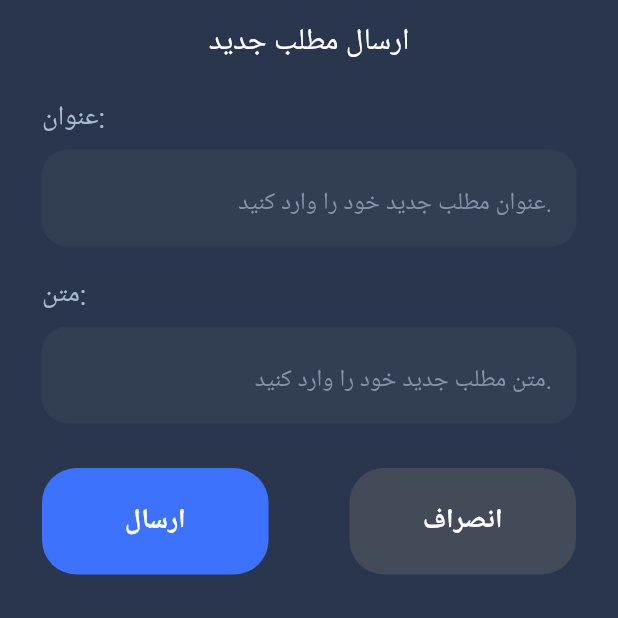
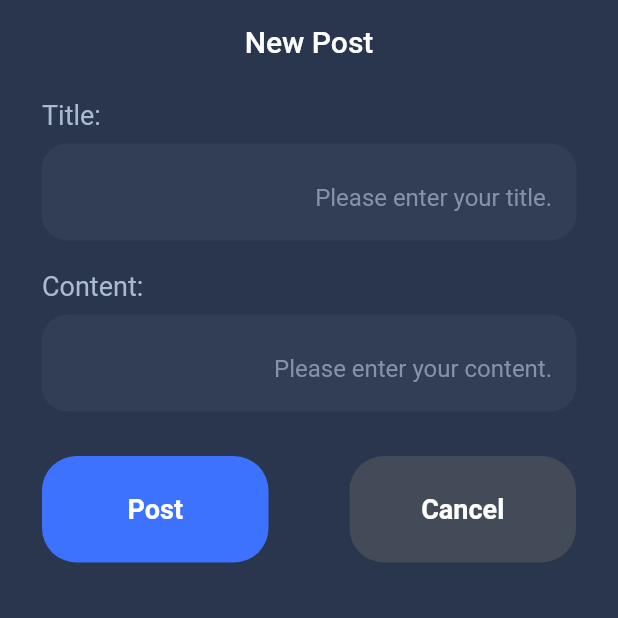
Before and after one commit to majidfathi69/blog, a Flutter app: the NewPost screen opened directly, on a phone screen of 412 x 824 dp, the top half of it. Run offline on Flutter 3.47's test engine with Material 2 defaults, Android fonts, the light colour scheme and no system bars; network calls fail.

Commit message:
Submit comments and posts

```diff
--- /dev/null
+++ b/lib/models/comment.dart
@@ -0,0 +1,33 @@
+import 'package:flutter/material.dart';
+
+@immutable
+class Comment {
+  final int id;
+  final int postId;
+  final String body;
+  final DateTime createdAt;
+  final String user;
+
+  Comment(
+      {@required this.id,
+      @required this.postId,
+      @required this.body,
+      @required this.createdAt,
+      @required this.user});
+
+  @override
+  int get hashCode => id;
+
+  @override
+  bool operator ==(Object other) => other is Comment && other.id == id;
+
+  factory Comment.fromJson(Map<String, dynamic> json) {
+    return Comment(
+      id: int.parse(json['id']),
+      postId: int.parse(json['postId']),
+      body: json['body'],
+      createdAt: DateTime.parse(json['createdAt']),
+      user: json['user'],
+    );
+  }
+}
--- /dev/null
+++ b/lib/models/post.dart
@@ -0,0 +1,124 @@
+import 'dart:convert';
+import 'package:http/http.dart' as http;
+import 'package:flutter/material.dart';
+import 'comment.dart';
+
+class PostsModel extends ChangeNotifier {
+  /// Internal, private state of the cart. Stores the ids of each item.
+  List<Post> _posts = [];
+  Post _post;
+
+  /// The current catalog. Used to construct items from numeric ids.
+  List<Post> get getPosts => _posts;
+  Post get getPost => _post;
+
+  /// The current total price of all items.
+  int get postsCount => _posts.length;
+
+  void addComment(int postId, String user, String body) async {
+    var queryParameters = {'user': user, 'body': body};
+    final response = await http.post(
+      Uri.https('607a9689bd56a60017ba2d1f.mockapi.io',
+          'api/v1/post/$postId/comment', queryParameters),
+    );
+
+    if (response.statusCode == 200) {
+      _post = Post.fromJson(jsonDecode(response.body)[1]);
+      notifyListeners();
+    } else {
+      throw Exception('Failed!');
+    }
+    notifyListeners();
+  }
+
+  void addPost(String title, String content) async {
+    var queryParameters = {'title': title, 'content': content};
+    final response = await http.post(
+      Uri.https('607a9689bd56a60017ba2d1f.mockapi.io', 'api/v1/post',
+          queryParameters),
+    );
+
+    if (response.statusCode == 200) {
+      Comment.fromJson(jsonDecode(response.body));
+      notifyListeners();
+    } else {
+      throw Exception('Failed!');
+    }
+    notifyListeners();
+  }
+
+  void fetchPostById(int id) async {
+    var queryParameters = {'id': id.toString()};
+    final response = await http.get(
+      Uri.https('607a9689bd56a60017ba2d1f.mockapi.io', 'api/v1/post',
+          queryParameters),
+    );
+
+    if (response.statusCode == 200) {
+      _post = Post.fromJson(jsonDecode(response.body));
+      notifyListeners();
+    } else {
+      throw Exception('Failed to load posts');
+    }
+  }
+
+  void fetchPosts() async {
+    var queryParameters = {
+      'page': '1',
+      'limit': '10',
+    };
+    final response = await http.get(
+      Uri.https('607a9689bd56a60017ba2d1f.mockapi.io', 'api/v1/post',
+          queryParameters),
+    );
+
+    if (response.statusCode == 200) {
+      _posts = (jsonDecode(response.body) as List)
+          .map((i) => Post.fromJson(i))
+          .toList();
+      notifyListeners();
+    } else {
+      throw Exception('Failed to load posts');
+    }
+  }
+}
+
+@immutable
+class Post {
+  final int id;
+  final String title;
+  final String content;
+  final DateTime createdAt;
+  final int views;
+  final List<Comment> comments;
+  final bool published;
+
+  Post(
+      {@required this.id,
+      @required this.title,
+      @required this.content,
+      @required this.createdAt,
+      @required this.views,
+      this.comments,
+      @required this.published});
+
+  @override
+  int get hashCode => id;
+
+  @override
+  bool operator ==(Object other) => other is Post && other.id == id;
+
+  factory Post.fromJson(Map<String, dynamic> json) {
+    return Post(
+      id: int.parse(json['id']),
+      title: json['title'],
+      content: json['content'],
+      createdAt: DateTime.parse(json['createdAt']),
+      views: json['views'],
+      published: json['published'],
+      comments: json.containsKey("comments")
+          ? (json['comments'] as List).map((i) => Comment.fromJson(i)).toList()
+          : null,
+    );
+  }
+}
--- a/lib/views/new_comment.dart
+++ b/lib/views/new_comment.dart
@@ -11,7 +11,7 @@ class _NewCommentState extends State<NewComment> {
     return Scaffold(
       backgroundColor: const Color(0xFF2A364D),
       appBar: AppBar(
-        title: Text("ثبت نظر"),
+        title: Text("Comment"),
         centerTitle: true,
         backgroundColor: Colors.transparent,
         elevation: 0.0,
@@ -21,9 +21,6 @@ class _NewCommentState extends State<NewComment> {
         scrollDirection: Axis.vertical,
         children: <Widget>[
           Column(
-            // mainAxisAlignment: MainAxisAlignment.spaceBetween,
-            // crossAxisAlignment: CrossAxisAlignment.stretch,
-            textDirection: TextDirection.rtl,
             children: <Widget>[
               Padding(
                 padding: const EdgeInsets.fromLTRB(28, 10, 28, 10),
@@ -32,7 +29,7 @@ class _NewCommentState extends State<NewComment> {
                   children: <Widget>[
                     Container(
                       child: Text(
-                        "متن نظر:",
+                        "Comment",
                         style: TextStyle(
                           fontSize: 18,
                           color: const Color(0XFFAABBD0),
@@ -45,12 +42,11 @@ class _NewCommentState extends State<NewComment> {
                         maxLines: null,
                         keyboardType: TextInputType.multiline,
                         textAlign: TextAlign.right,
-                        textDirection: TextDirection.rtl,
                         style: TextStyle(height: 2.0, color: Colors.white),
                         decoration: InputDecoration(
                           filled: true,
                           fillColor: const Color(0xFF323e54),
-                          hintText: "متن نظر خود را وارد کنید.",
+                          hintText: "Enter your comment.",
                           hintStyle: TextStyle(
                             color: const Color(0XFF8492AA),
                             fontSize: 16,
@@ -82,7 +78,7 @@ class _NewCommentState extends State<NewComment> {
                           color: Color(0xFF3D72FE)),
                       child: FlatButton(
                         child: Text(
-                          "ثبت",
+                          "Comment",
                           style: TextStyle(
                               color: Colors.white,
                               fontWeight: FontWeight.w700,
@@ -99,7 +95,7 @@ class _NewCommentState extends State<NewComment> {
                           color: Color(0xFF434A58)),
                       child: FlatButton(
                         child: Text(
-                          "انصراف",
+                          "Cancel",
                           style: TextStyle(
                             color: Colors.white,
                             fontWeight: FontWeight.w700,
--- a/lib/views/new_post.dart
+++ b/lib/views/new_post.dart
@@ -1,4 +1,7 @@
+import 'package:captainwell_blog/models/post.dart';
+import 'package:captainwell_blog/views/post_page.dart';
 import 'package:flutter/material.dart';
+import 'package:provider/provider.dart';
 
 class NewPost extends StatefulWidget {
   @override
@@ -6,12 +9,15 @@ class NewPost extends StatefulWidget {
 }
 
 class _NewPostState extends State<NewPost> {
+  TextEditingController _title = TextEditingController();
+  TextEditingController _content = TextEditingController();
+
   @override
   Widget build(BuildContext context) {
     return Scaffold(
       backgroundColor: const Color(0xFF2A364D),
       appBar: AppBar(
-        title: Text("ارسال مطلب جدید"),
+        title: Text("New Post"),
         centerTitle: true,
         backgroundColor: Colors.transparent,
         elevation: 0.0,
@@ -21,9 +27,6 @@ class _NewPostState extends State<NewPost> {
         scrollDirection: Axis.vertical,
         children: <Widget>[
           Column(
-            // mainAxisAlignment: MainAxisAlignment.spaceBetween,
-            // crossAxisAlignment: CrossAxisAlignment.stretch,
-            textDirection: TextDirection.rtl,
             children: <Widget>[
               Padding(
                 padding: const EdgeInsets.fromLTRB(28, 10, 28, 10),
@@ -32,7 +35,7 @@ class _NewPostState extends State<NewPost> {
                   children: <Widget>[
                     Container(
                       child: Text(
-                        "عنوان:",
+                        "Title:",
                         style: TextStyle(
                             fontSize: 18, color: const Color(0XFFAABBD0)),
                       ),
@@ -40,13 +43,13 @@ class _NewPostState extends State<NewPost> {
                     SizedBox(height: 9),
                     Container(
                       child: TextField(
+                        controller: _title,
                         textAlign: TextAlign.right,
-                        textDirection: TextDirection.rtl,
                         style: TextStyle(height: 2.0, color: Colors.white),
                         decoration: InputDecoration(
                           filled: true,
                           fillColor: const Color(0xFF323e54),
-                          hintText: "عنوان مطلب جدید خود را وارد کنید.",
+                          hintText: "Please enter your title.",
                           hintStyle: TextStyle(
                             color: const Color(0XFF8492AA),
                             fontSize: 16,
@@ -72,7 +75,7 @@ class _NewPostState extends State<NewPost> {
                   children: <Widget>[
                     Container(
                       child: Text(
-                        "متن:",
+                        "Content:",
                         style: TextStyle(
                             fontSize: 18, color: const Color(0XFFAABBD0)),
                       ),
@@ -80,15 +83,15 @@ class _NewPostState extends State<NewPost> {
                     SizedBox(height: 9),
                     Container(
                       child: TextField(
+                        controller: _content,
                         maxLines: null,
                         keyboardType: TextInputType.multiline,
                         textAlign: TextAlign.right,
-                        textDirection: TextDirection.rtl,
                         style: TextStyle(height: 2.0, color: Colors.white),
                         decoration: InputDecoration(
                           filled: true,
                           fillColor: const Color(0xFF323e54),
-                          hintText: "متن مطلب جدید خود را وارد کنید.",
+                          hintText: "Please enter your content.",
                           hintStyle: TextStyle(
                             color: const Color(0XFF8492AA),
                             fontSize: 16,
@@ -120,13 +123,22 @@ class _NewPostState extends State<NewPost> {
                           color: Color(0xFF3D72FE)),
                       child: FlatButton(
                         child: Text(
-                          "ارسال",
+                          "Post",
                           style: TextStyle(
                               color: Colors.white,
                               fontWeight: FontWeight.w700,
                               fontSize: 18),
                         ),
-                        onPressed: () {},
+                        onPressed: () {
+                          context
+                              .read<PostsModel>()
+                              .addPost(_title.text, _content.text);
+                          Navigator.of(context).push(
+                            MaterialPageRoute(
+                              builder: (BuildContext context) => PostPage(),
+                            ),
+                          );
+                        },
                       ),
                     ),
                     Container(
@@ -137,7 +149,7 @@ class _NewPostState extends State<NewPost> {
                           color: Color(0xFF434A58)),
                       child: FlatButton(
                         child: Text(
-                          "انصراف",
+                          "Cancel",
                           style: TextStyle(
                               color: Colors.white,
                               fontWeight: FontWeight.w700,
```
Also changed, not shown: lib/main.dart (+11 -15 lines), lib/views/home_page.dart (+36 -94 lines), lib/views/post_body.dart (+13 -10 lines), lib/views/post_page.dart (+22 -33 lines), pubspec.yaml (+8 -6 lines), pubspec.lock, 1 other file.
